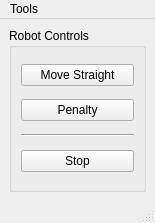
This is GUI/mainwindow.ui in SSabev/SDPCode as Qt 5 draws it before an edit. The edited form follows.
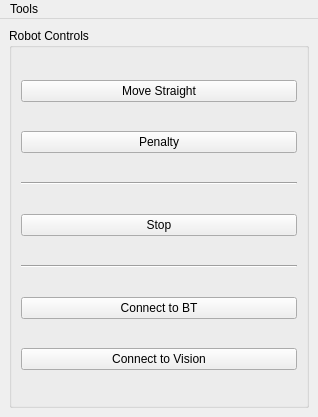
This is the edited form. Icons and pictures are not drawn.

Patch:
```diff
--- a/GUI/mainwindow.ui
+++ b/GUI/mainwindow.ui
@@ -6,8 +6,8 @@
    <rect>
     <x>0</x>
     <y>0</y>
-    <width>155</width>
-    <height>223</height>
+    <width>318</width>
+    <height>417</height>
    </rect>
   </property>
   <property name="windowTitle">
@@ -53,6 +53,27 @@
          </property>
         </widget>
        </item>
+       <item>
+        <widget class="Line" name="line_2">
+         <property name="orientation">
+          <enum>Qt::Horizontal</enum>
+         </property>
+        </widget>
+       </item>
+       <item>
+        <widget class="QPushButton" name="btConnectBtn">
+         <property name="text">
+          <string>Connect to BT</string>
+         </property>
+        </widget>
+       </item>
+       <item>
+        <widget class="QPushButton" name="connToVisionBtn">
+         <property name="text">
+          <string>Connect to Vision</string>
+         </property>
+        </widget>
+       </item>
       </layout>
      </widget>
     </item>
@@ -63,7 +84,7 @@
     <rect>
      <x>0</x>
      <y>0</y>
-     <width>155</width>
+     <width>318</width>
      <height>29</height>
     </rect>
    </property>
@@ -78,7 +99,6 @@
    </widget>
    <addaction name="menuTools"/>
   </widget>
-  <widget class="QStatusBar" name="statusbar"/>
   <action name="actionSet_Pitch_Side">
    <property name="text">
     <string>Set Pitch Side</string>
```
